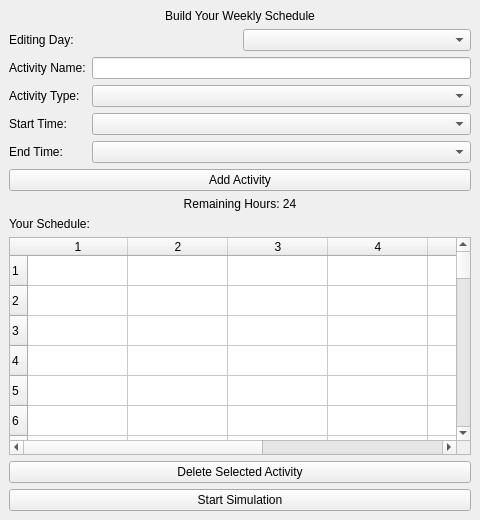
osmanduru1/ScheduleGame-C-, file MainWindow/schedule_builder.ui: the form before one commit.
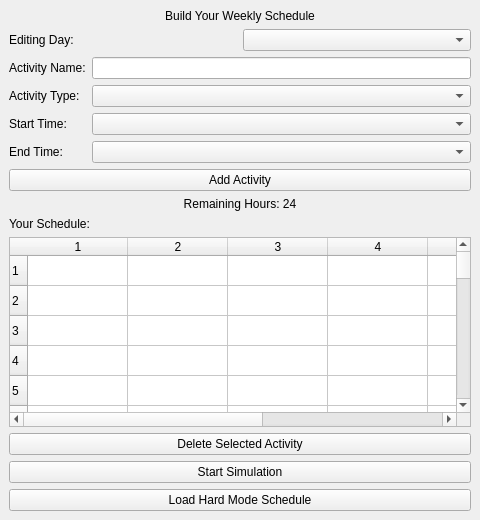
The form after the commit.

Commit message: make the challange mode

Diff of the .ui file:
```diff
--- a/MainWindow/schedule_builder.ui
+++ b/MainWindow/schedule_builder.ui
@@ -148,6 +148,13 @@
      </widget>
     </item>
 
+    <item>
+    <widget class="QPushButton" name="hardModeButton">
+    <property name="text">
+    <string>Load Hard Mode Schedule</string>
+    </property>
+    </widget>
+    </item>
    </layout>
   </widget>
  </widget>
```
The commit also changes 10 other files.
